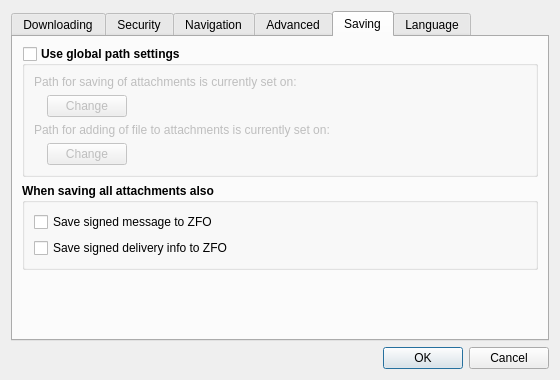
Old version of the form src/gui/ui/dlg_preferences.ui in the repository psakar/datovka.
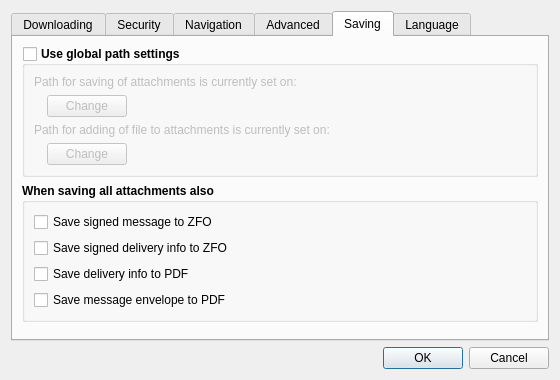
New version of the form. The open tabs and pages were chosen to show the change. Icons and pictures are not drawn.

Commit message: Added export of evelope/delivery-info to PDF during attachment saving

What changed in the file:
```diff
--- a/src/gui/ui/dlg_preferences.ui
+++ b/src/gui/ui/dlg_preferences.ui
@@ -850,6 +850,32 @@
             </property>
            </widget>
           </item>
+          <item>
+           <widget class="QCheckBox" name="all_attachments_save_pdf_delinfo">
+            <property name="font">
+             <font>
+              <weight>50</weight>
+              <bold>false</bold>
+             </font>
+            </property>
+            <property name="text">
+             <string>Save delivery info to PDF</string>
+            </property>
+           </widget>
+          </item>
+          <item>
+           <widget class="QCheckBox" name="all_attachments_save_pdf_msgenvel">
+            <property name="font">
+             <font>
+              <weight>50</weight>
+              <bold>false</bold>
+             </font>
+            </property>
+            <property name="text">
+             <string>Save message envelope to PDF</string>
+            </property>
+           </widget>
+          </item>
          </layout>
         </widget>
        </item>
```
The commit also changes 5 other files.
